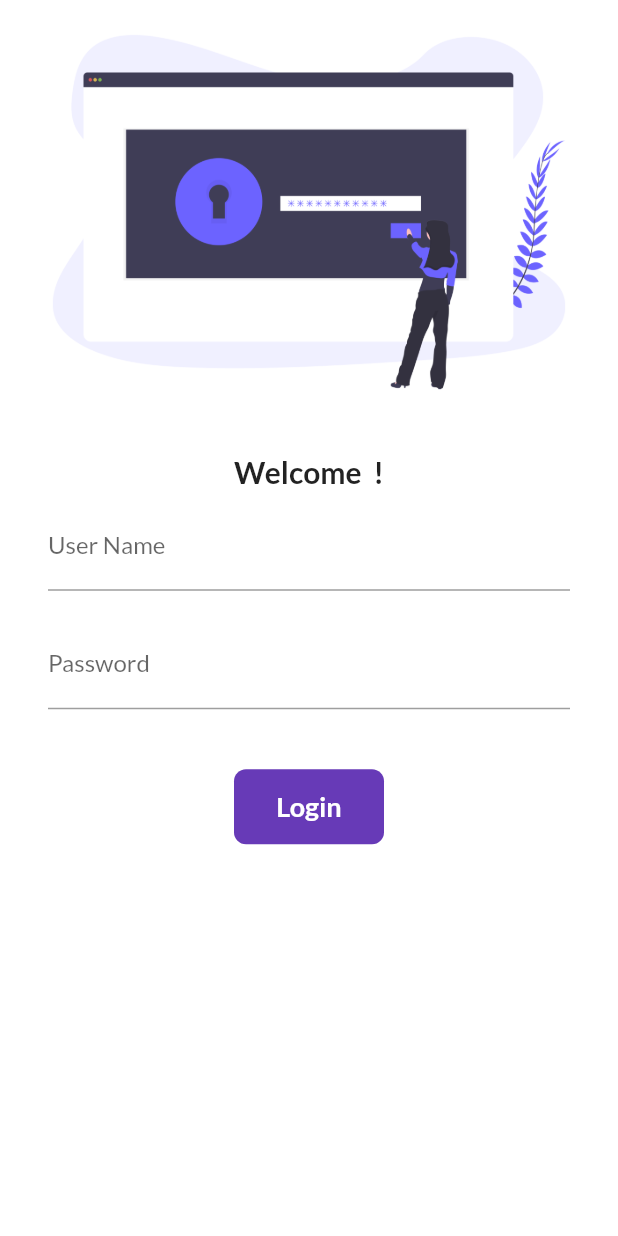
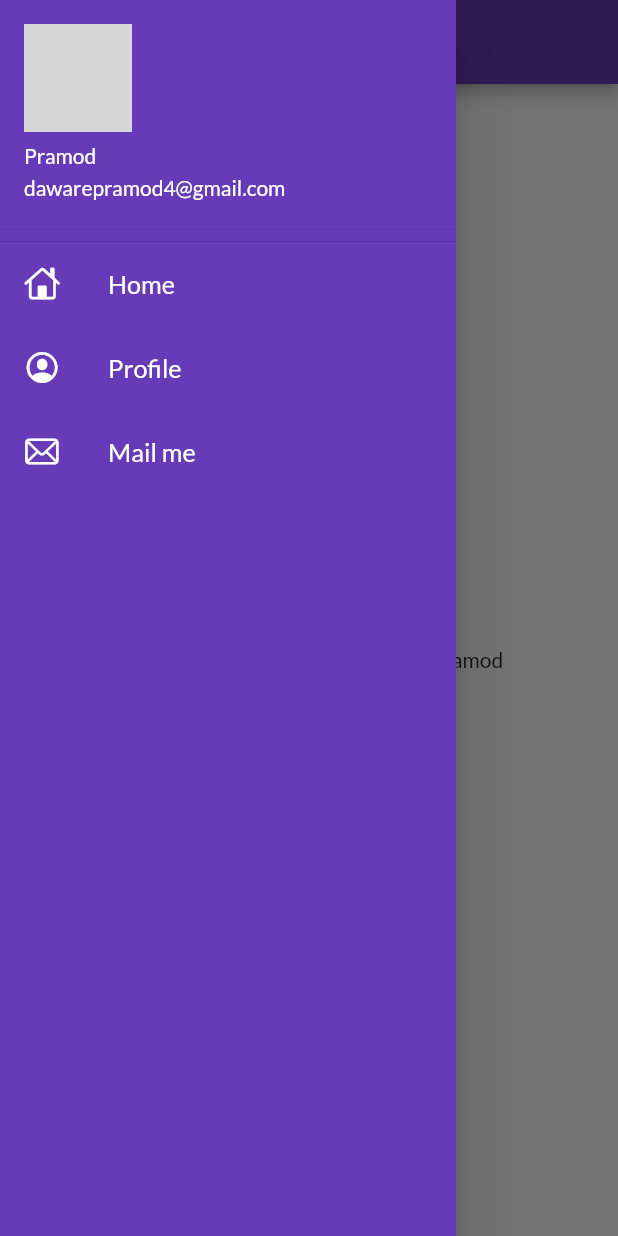
Before and after one commit to dawarepramod4/Catalog-App, a Flutter app: the screen it shows after launch, with the side drawer open (before the commit the screen has no drawer), on a phone screen of 412 x 824 dp. Run offline on Flutter 3.47's test engine with Material 2 defaults, Android fonts, the phone set to English and light mode, and no system bars; our stand-ins replace google_fonts; network calls fail; grey boxes are pictures that could not be loaded.

Commit message:
day7 completed

```diff
--- a/lib/main.dart
+++ b/lib/main.dart
@@ -21,16 +21,17 @@ class MyApp extends StatelessWidget {
   @override
   Widget build(BuildContext context) {
     return MaterialApp(
+      debugShowCheckedModeBanner: false,
       themeMode: ThemeMode.light,
       theme: ThemeData(
-        primarySwatch: Colors.purple,
+        primarySwatch: Colors.deepPurple,
         fontFamily: GoogleFonts.lato().fontFamily,
 
         // textTheme: GoogleFonts.latoTextTheme(),
       ),
       darkTheme: ThemeData(
           brightness: Brightness.dark, primarySwatch: Colors.deepOrange),
-      initialRoute: "/",
+      initialRoute: MyRoutes.homeroute,
       routes: {
         "/": (context) => LoginPage(),
         MyRoutes.loginroute: (context) => LoginPage(),
--- a/lib/pages/homepage.dart
+++ b/lib/pages/homepage.dart
@@ -1,4 +1,5 @@
 import "package:flutter/material.dart";
+import 'package:flutter_application_1/pages/widgets/drawer.dart';
 
 class Homepage extends StatelessWidget {
   int i = 30;
@@ -14,7 +15,7 @@ class Homepage extends StatelessWidget {
           child: Text("My first Flutter App $i by $name " + name),
         ),
       ),
-      drawer: Drawer(),
+      drawer: Mydrawer(),
     );
   }
 }
--- /dev/null
+++ b/lib/pages/widgets/drawer.dart
@@ -0,0 +1,65 @@
+import 'package:flutter/cupertino.dart';
+import 'package:flutter/material.dart';
+
+class Mydrawer extends StatelessWidget {
+  const Mydrawer({Key? key}) : super(key: key);
+  final imageurl =
+      "https://encrypted-tbn0.gstatic.com/images?q=tbn:ANd9GcT_T9KNebJuJrigS4_XFET8WhkNWnaPev9KCA&usqp=CAU";
+  @override
+  Widget build(BuildContext context) {
+    return Drawer(
+      child: Container(
+        color: Colors.deepPurple,
+        child: ListView(
+          children: [
+            DrawerHeader(
+              margin: EdgeInsets.zero,
+              padding: EdgeInsets.zero,
+              child: UserAccountsDrawerHeader(
+                decoration: BoxDecoration(color: Colors.deepPurple),
+                accountEmail: Text("dawarepramod4@gmail.com"),
+                accountName: Text("Pramod"),
+                currentAccountPicture: CircleAvatar(
+                  backgroundImage: NetworkImage(imageurl),
+                ), //Image.network(imageurl)
+              ),
+            ),
+            const ListTile(
+              leading: Icon(
+                CupertinoIcons.home,
+                color: Colors.white,
+              ),
+              title: Text(
+                "Home",
+                textScaleFactor: 1.2,
+                style: TextStyle(color: Colors.white),
+              ),
+            ),
+            const ListTile(
+              leading: Icon(
+                CupertinoIcons.profile_circled,
+                color: Colors.white,
+              ),
+              title: Text(
+                "Profile",
+                textScaleFactor: 1.2,
+                style: TextStyle(color: Colors.white),
+              ),
+            ),
+            const ListTile(
+              leading: Icon(
+                CupertinoIcons.mail,
+                color: Colors.white,
+              ),
+              title: Text(
+                "Mail me",
+                textScaleFactor: 1.2,
+                style: TextStyle(color: Colors.white),
+              ),
+            )
+          ],
+        ),
+      ),
+    );
+  }
+}
```
